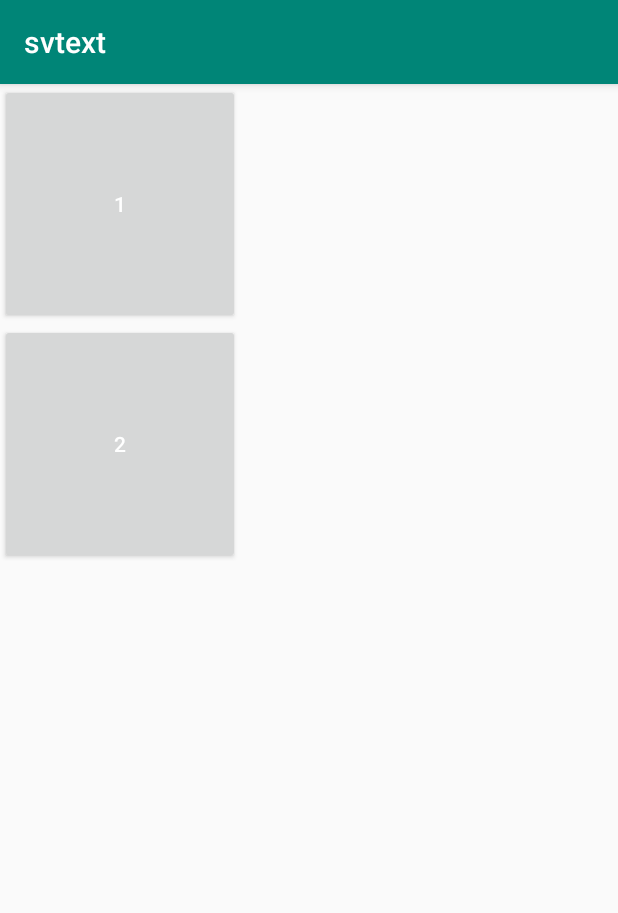
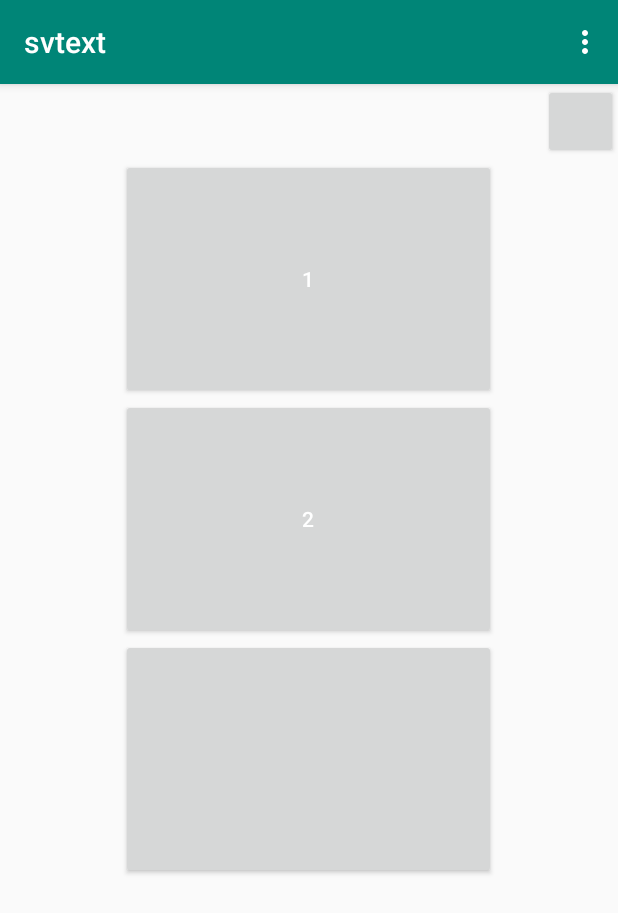
Before and after one commit to ghrbs0437/android_bluetooth_exam, an Android app: the second screen opened directly, with no data from a screen before it, on a phone screen of 412 x 824 dp. Shown: the top 913 px of the screen. Run offline under Robolectric (Android 15) with nearby library versions, the phone set to English and light mode, and no system bars.

Commit message:
프로젝트 초기모델

```diff
--- a/app/src/main/res/layout/activity_second.xml
+++ b/app/src/main/res/layout/activity_second.xml
@@ -2,24 +2,41 @@
     xmlns:tools="http://schemas.android.com/tools"
     android:layout_width="match_parent"
     android:layout_height="match_parent"
-    tools:context=".MainActivity"
     android:orientation="vertical"
-    >
+    tools:context=".MainActivity">
 
+    <LinearLayout
+        android:layout_width="match_parent"
+        android:layout_height="wrap_content"
+        android:gravity="right">
+
+        <Button
+            android:layout_width="50dp"
+            android:layout_height="50dp"></Button>
+    </LinearLayout>
+
+    <LinearLayout
+        android:layout_width="match_parent"
+        android:layout_height="wrap_content"
+        android:gravity="center"
+        android:orientation="vertical">
 
         <Button
             android:id="@+id/btn1"
+            android:layout_width="250dp"
+            android:layout_height="160dp"
             android:text="1"
-        android:textColor="#FFFFFF"
-        android:layout_width="160dp"
-        android:layout_height="160dp" />
+            android:textColor="#FFFFFF" />
 
         <Button
             android:id="@+id/btn2"
+            android:layout_width="250dp"
+            android:layout_height="160dp"
             android:text="2"
-        android:textColor="#FFFFFF"
-        android:layout_width="160dp"
-        android:layout_height="160dp"
-        />
+            android:textColor="#FFFFFF" />
 
+        <Button
+            android:layout_width="250dp"
+            android:layout_height="160dp"></Button>
     </LinearLayout>
+</LinearLayout>
--- /dev/null
+++ b/app/src/main/res/menu/menu1.xml
@@ -0,0 +1,16 @@
+<?xml version="1.0" encoding="utf-8"?>
+<menu xmlns:android="http://schemas.android.com/apk/res/android">
+
+    <item
+        android:id="@+id/set_small"
+        android:title="작은스위치">
+    </item>
+    <item
+        android:id="@+id/set_midium"
+        android:title="중간스위치">
+    </item>
+    <item
+        android:id="@+id/set_big"
+        android:title="큰스위치">
+    </item>
+</menu>
```
Also changed, not shown: app/src/main/java/com/android/myapplication/second.java (+41 -0 lines). Lines whose indentation alone changed are shown as unchanged.
